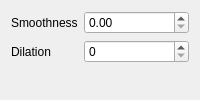
The window that ui/FABC.ui (tisaconundrum2/PySAT-GUI) describes before a commit, drawn with Qt 5.
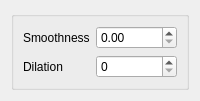
The same window after the commit.

Commit message: Make everything a groupBox

```diff
--- a/ui/FABC.ui
+++ b/ui/FABC.ui
@@ -7,6 +7,7 @@
   </property>
   <layout class="QVBoxLayout" name="verticalLayout">
    <item>
+    <widget class="QGroupBox" name="">
     <layout class="QFormLayout" name="formLayout_2">
      <property name="fieldGrowthPolicy">
       <enum>QFormLayout::AllNonFixedFieldsGrow</enum>
@@ -32,6 +33,7 @@
       <widget class="QSpinBox" name="dilationSpinBox"/>
      </item>
     </layout>
+    </widget>
    </item>
   </layout>
  </widget>
```
Lines whose indentation alone changed are shown as unchanged. The commit also changes 9 other files.
